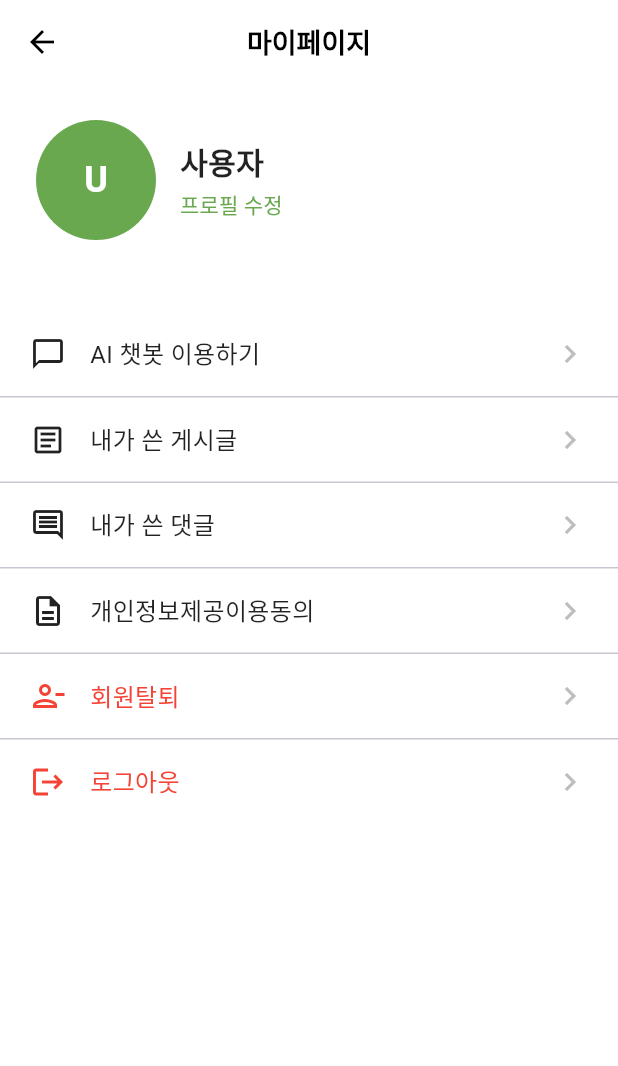
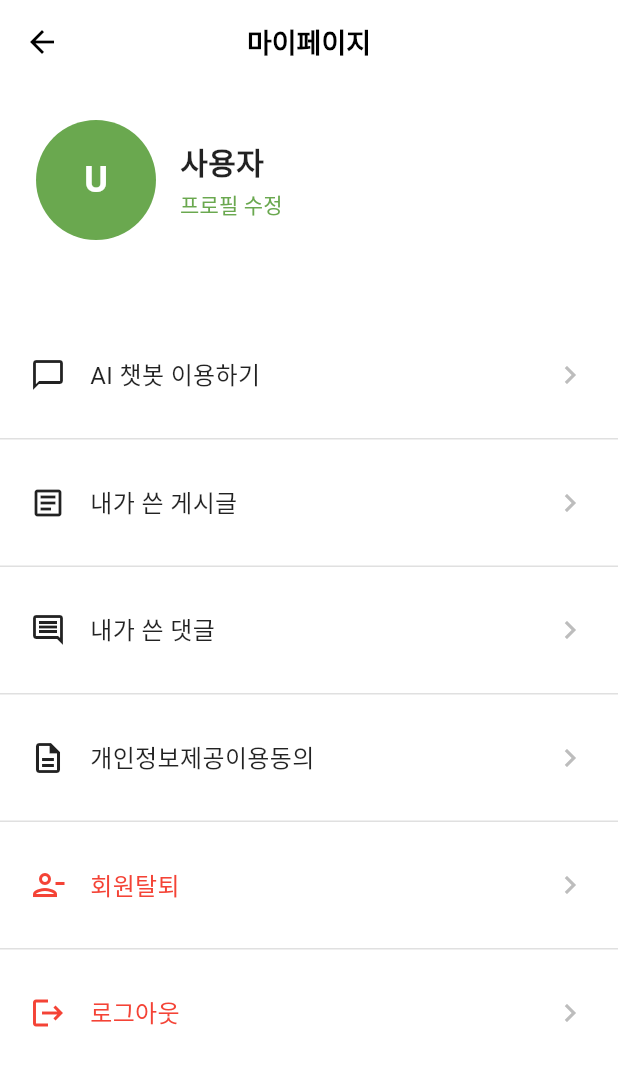
Before and after one commit to zzingni/SWPROJECT_PLANTI_FE, a Flutter app: the MyPageScreen screen opened directly, on a phone screen of 412 x 824 dp. Shown: the top 1066 px of the screen. Run offline on Flutter 3.47's test engine with Material 3 defaults, Android fonts, the phone set to English and light mode, and no system bars; our stand-ins replace firebase_core, firebase_messaging, flutter_local_notifications, flutter_secure_storage; accounts and stored records are empty; network calls fail.

Commit message:
feat : AI 챗봇 screen 생성

```diff
--- a/lib/screens/my_page_screen.dart
+++ b/lib/screens/my_page_screen.dart
@@ -2,6 +2,8 @@ import 'package:flutter/material.dart';
 import 'package:fe/core/token_storage.dart';
 import 'package:http/http.dart' as http;
 import 'dart:convert';
+import '../services/post_service.dart';
+import 'chatbot_screen.dart';
 
 class MyPageScreen extends StatefulWidget {
   const MyPageScreen({super.key});
@@ -246,13 +248,15 @@ class _MyPageScreenState extends State<MyPageScreen> {
           icon: Icons.chat_bubble_outline,
           title: 'AI 챗봇 이용하기',
           onTap: () {
-            // TODO: AI 챗봇 화면으로 이동
-            ScaffoldMessenger.of(context).showSnackBar(
-              const SnackBar(content: Text('AI 챗봇 기능은 준비 중입니다.')),
+            Navigator.push(
+              context,
+              MaterialPageRoute(
+                builder: (context) => const ChatbotScreen(),
+              ),
             );
           },
         ),
-        const Divider(height: 1),
+        _buildDivider(),
         _buildMenuItem(
           icon: Icons.article_outlined,
           title: '내가 쓴 게시글',
@@ -263,7 +267,7 @@ class _MyPageScreenState extends State<MyPageScreen> {
             );
           },
         ),
-        const Divider(height: 1),
+        _buildDivider(),
         _buildMenuItem(
           icon: Icons.comment_outlined,
           title: '내가 쓴 댓글',
@@ -274,7 +278,7 @@ class _MyPageScreenState extends State<MyPageScreen> {
             );
           },
         ),
-        const Divider(height: 1),
+        _buildDivider(),
         _buildMenuItem(
           icon: Icons.description_outlined,
           title: '개인정보제공이용동의',
@@ -285,14 +289,14 @@ class _MyPageScreenState extends State<MyPageScreen> {
             );
           },
         ),
-        const Divider(height: 1),
+        _buildDivider(),
         _buildMenuItem(
           icon: Icons.person_remove_outlined,
           title: '회원탈퇴',
           onTap: _handleWithdrawal,
           textColor: Colors.red,
         ),
-        const Divider(height: 1),
+        _buildDivider(),
         _buildMenuItem(
           icon: Icons.logout,
           title: '로그아웃',
@@ -300,6 +304,16 @@ class _MyPageScreenState extends State<MyPageScreen> {
           textColor: Colors.red,
         ),
       ],
+    );
+  }
+
+  Widget _buildDivider() {
+    return const Divider(
+      height: 1,
+      thickness: 1,
+      indent: 0,
+      endIndent: 0,
+      color: Color(0xFFE0E0E0),
     );
   }
 
@@ -312,7 +326,7 @@ class _MyPageScreenState extends State<MyPageScreen> {
     return InkWell(
       onTap: onTap,
       child: Container(
-        padding: const EdgeInsets.symmetric(horizontal: 20, vertical: 16),
+        padding: const EdgeInsets.symmetric(horizontal: 20, vertical: 30),
         child: Row(
           children: [
             Icon(
```
